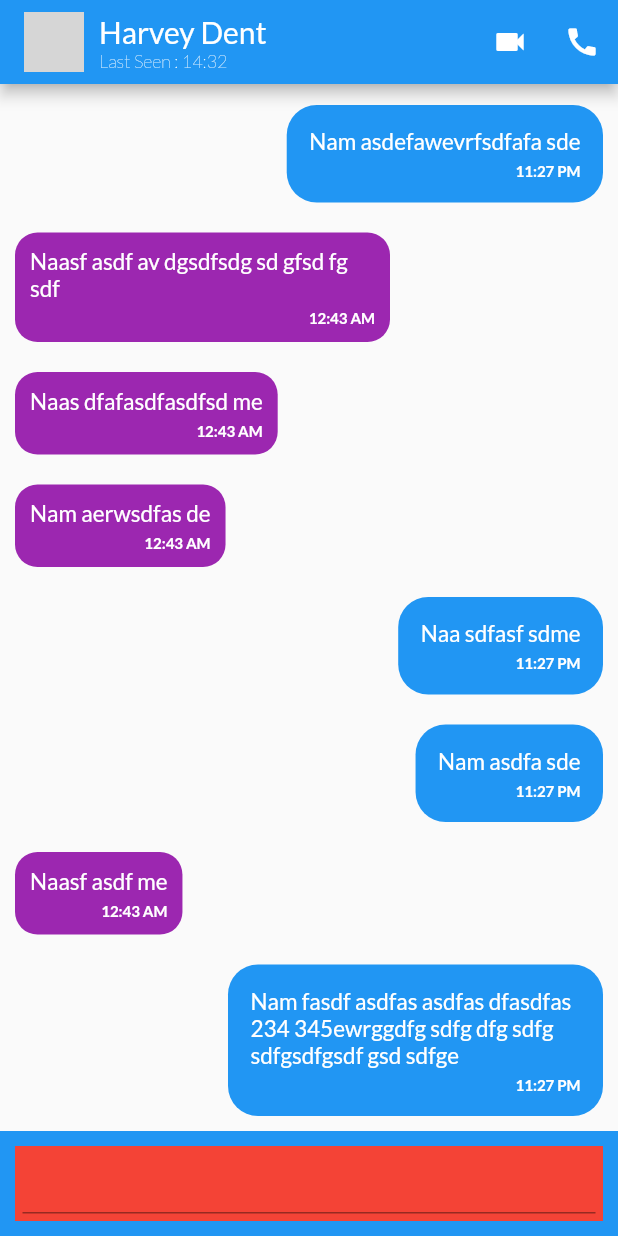
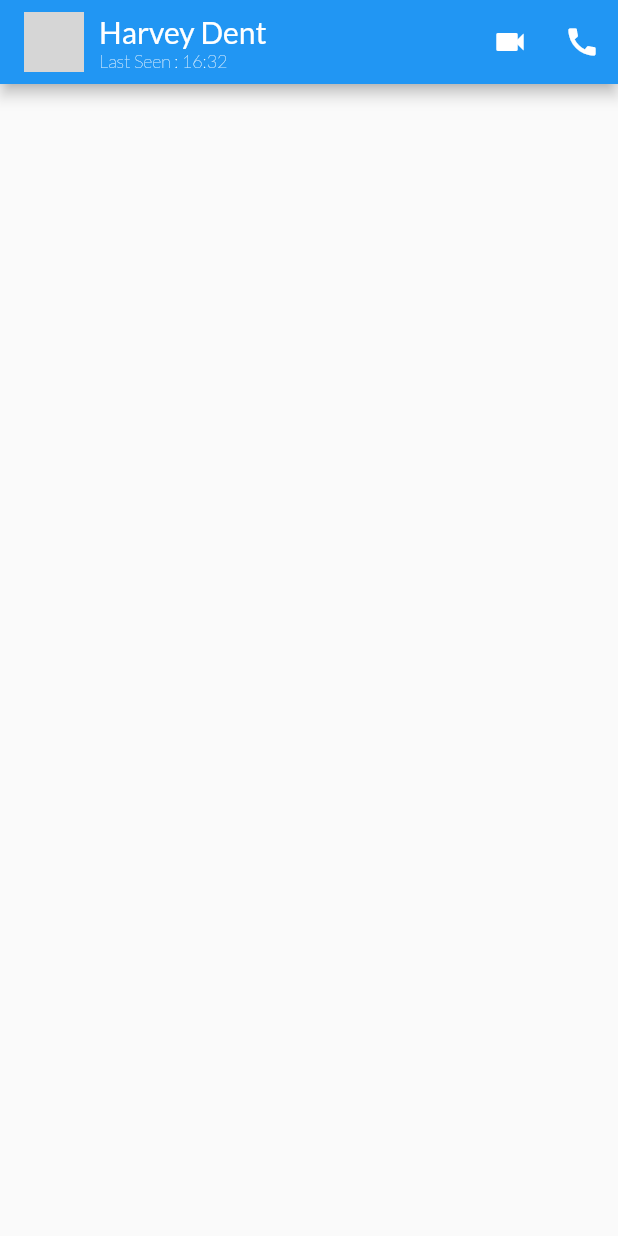
Before and after one commit to jaydwevidi/chat_app_flutter_og, a Flutter app: the screen it shows after launch, on a phone screen of 412 x 824 dp. Run offline on Flutter 3.47's test engine with Material 2 defaults, Android fonts, the phone set to English and light mode, and no system bars; our stand-ins replace firebase_core, firebase_database, google_fonts; accounts and stored records are empty; network calls fail; grey boxes are pictures that could not be loaded.

Commit message:
chat commit 1

```diff
--- a/lib/pages/chat_page.dart
+++ b/lib/pages/chat_page.dart
@@ -1,6 +1,7 @@
 // ignore_for_file: prefer_const_constructors, prefer_const_literals_to_create_immutables, sized_box_for_whitespace
 import 'package:chat_app_flutter_og/models/message.dart';
 import 'package:flutter/material.dart';
+import 'package:intl/intl.dart';
 
 class ChatPage extends StatefulWidget {
   const ChatPage({Key? key}) : super(key: key);
@@ -10,28 +11,32 @@ class ChatPage extends StatefulWidget {
 }
 
 class _ChatPageState extends State<ChatPage> {
+  var chat = "";
   var temp = <Message>[
-    Message(Name: "Naasd  dfasdfas das d as me", timee: "timee", sender: true),
-    Message(Name: "Nadfas dasdf me", timee: "timee", sender: false),
-    Message(Name: "Naa sdfas df asdf asdf e", timee: "timee", sender: true),
-    Message(Name: "Naas dfaswqecd me", timee: "timee", sender: true),
     Message(
-        Name: "Nam asdfaqwerqcwer qfqefsdss de", timee: "timee", sender: false),
-    Message(Name: "Naa sdfawercae sdme", timee: "timee", sender: true),
-    Message(Name: "Nam asdefawevrfsdfafa sde", timee: "timee", sender: true),
+        Name: "Naasd  dfasdfas das d as me", timee: "11:27 AM", sender: true),
+    Message(Name: "Nadfas dasdf me", timee: "11:27 AM", sender: false),
+    Message(Name: "Naa sdfas df asdf asdf e", timee: "11:27 AM", sender: true),
+    Message(Name: "Naas dfaswqecd me", timee: "11:27 AM", sender: true),
+    Message(
+        Name: "Nam asdfaqwerqcwer qfqefsdss de",
+        timee: "11:27 AM",
+        sender: false),
+    Message(Name: "Naa sdfawercae sdme", timee: "11:27 AM", sender: true),
+    Message(Name: "Nam asdefawevrfsdfafa sde", timee: "11:27 AM", sender: true),
     Message(
         Name: "Naasf asdf av dgsdfsdg sd gfsd fg sdf",
-        timee: "timee",
+        timee: "11:27 AM",
         sender: false),
-    Message(Name: "Naas dfafasdfasdfsd me", timee: "timee", sender: false),
-    Message(Name: "Nam aerwsdfas de", timee: "timee", sender: false),
-    Message(Name: "Naa sdfasf sdme", timee: "timee", sender: true),
-    Message(Name: "Nam asdfa sde", timee: "timee", sender: true),
-    Message(Name: "Naasf asdf me", timee: "timee", sender: false),
+    Message(Name: "Naas dfafasdfasdfsd me", timee: "11:27 AM", sender: false),
+    Message(Name: "Nam aerwsdfas de", timee: "11:27 AM", sender: false),
+    Message(Name: "Naa sdfasf sdme", timee: "11:27 AM", sender: true),
+    Message(Name: "Nam asdfa sde", timee: "11:27 AM", sender: true),
+    Message(Name: "Naasf asdf me", timee: "11:27 AM", sender: false),
     Message(
         Name:
             "Nam fasdf asdfas asdfas dfasdfas  234 345ewrggdfg sdfg dfg sdfg sdfgsdfgsdf gsd sdfge",
-        timee: "timee",
+        timee: "11:27 AM",
         sender: true),
   ];
   final url =
@@ -42,6 +47,12 @@ class _ChatPageState extends State<ChatPage> {
   void initState() {
     messages = List.from(temp.reversed);
     super.initState();
+  }
+
+  final fieldText = TextEditingController();
+
+  void clearText() {
+    fieldText.clear();
   }
 
   @override
@@ -79,7 +90,7 @@ class _ChatPageState extends State<ChatPage> {
                   style: TextStyle(),
                 ),
                 Text(
-                  "Last Seen : 14:32",
+                  "Last Seen : 16:32",
                   style: TextStyle(
                     fontWeight: FontWeight.w200,
                     fontSize: 12,
@@ -90,111 +101,6 @@ class _ChatPageState extends State<ChatPage> {
           ],
         ),
       ),
-      body: Column(
-        children: [
-          Expanded(
-              child: ListView.builder(
-            reverse: true,
-            itemCount: messages.length,
-            itemBuilder: (BuildContext context, int index) {
-              if (messages[index].sender) {
-                return Row(
-                  children: [
-                    Expanded(child: Container()),
-                    Padding(
-                      padding: EdgeInsets.all(10),
-                      child: Container(
-                        constraints: BoxConstraints(maxWidth: 250),
-                        decoration: BoxDecoration(
-                          borderRadius: BorderRadius.all(Radius.circular(20)),
-                          color: Colors.blue,
-                        ),
-                        child: Padding(
-                            padding: EdgeInsets.all(15),
-                            child: Column(
-                              crossAxisAlignment: CrossAxisAlignment.end,
-                              children: [
-                                Text(
-                                  messages[index].Name,
-                                  style: TextStyle(
-                                    color: Colors.white,
-                                    fontSize: 15,
-                                  ),
-                                ),
-                                SizedBox(
-                                  height: 5,
-                                ),
-                                Text(
-                                  '11:27 PM',
-                                  style: TextStyle(
-                                    fontWeight: FontWeight.bold,
-                                    fontSize: 10,
-                                    color: Colors.white,
-                                  ),
-                                )
-                              ],
-                            )),
-                      ),
-                    )
-                  ],
-                );
-              } else {
-                return Row(
-                  children: [
-                    Padding(
-                      padding: const EdgeInsets.all(10),
-                      child: Container(
-                        constraints: BoxConstraints(maxWidth: 250),
-                        decoration: BoxDecoration(
-                          borderRadius: BorderRadius.all(Radius.circular(15)),
-                          color: Colors.purple,
-                        ),
-                        child: Padding(
-                          padding: EdgeInsets.all(10),
-                          child: Column(
-                            crossAxisAlignment: CrossAxisAlignment.end,
-                            children: [
-                              Text(
-                                messages[index].Name,
-                                style: TextStyle(
-                                  color: Colors.white,
-                                  fontSize: 15,
-                                ),
-                              ),
-                              SizedBox(
-                                height: 5,
-                              ),
-                              Text(
-                                '12:43 AM',
-                                style: TextStyle(
-                                    fontWeight: FontWeight.bold,
-                                    fontSize: 10,
-                                    color: Colors.white),
-                              )
-                            ],
-                          ),
-                        ),
-                      ),
-                    ),
-                    Expanded(child: Container()),
-                  ],
-                );
-              }
-            },
-          )),
-          SafeArea(
-            child: Container(
-                padding: EdgeInsets.all(10),
-                height: 70,
-                color: Colors.blue,
-                child: Container(
-                  padding: EdgeInsets.all(5),
-                  color: Colors.red,
-                  child: TextFormField(),
-                )),
-          ),
-        ],
-      ),
     );
   }
 }
--- a/pubspec.yaml
+++ b/pubspec.yaml
@@ -38,6 +38,8 @@ dependencies:
   firebase_core: ^1.13.1
   firebase_database: ^9.0.8
   google_fonts: ^2.1.0
+  intl: ^0.17.0
+
 
 dev_dependencies:
   flutter_test:
```
Also changed, not shown: pubspec.lock.
